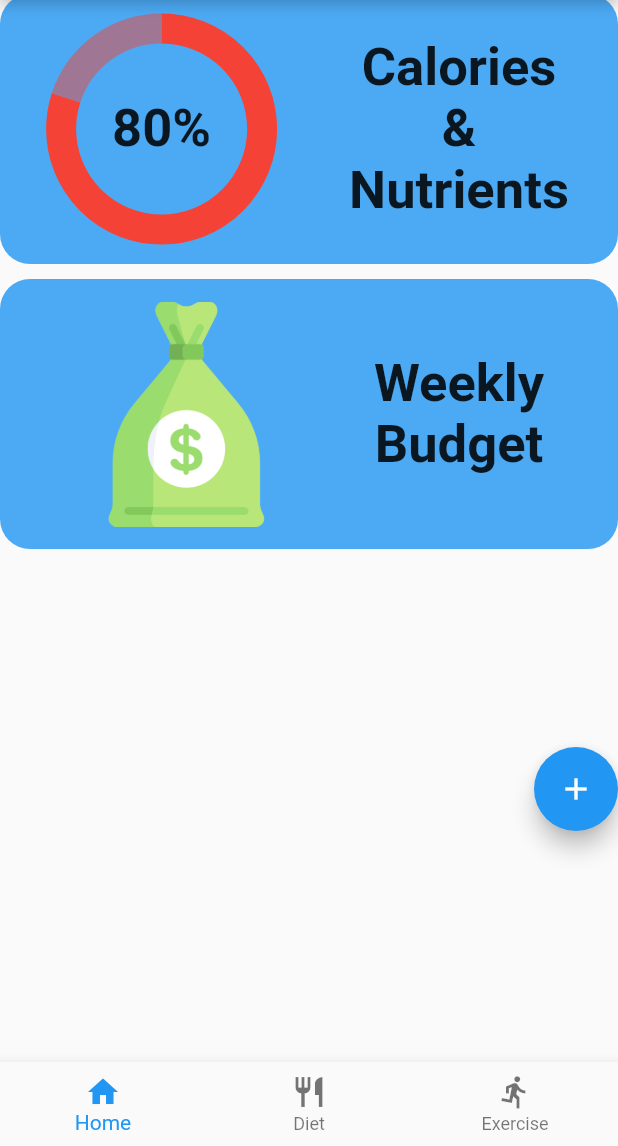
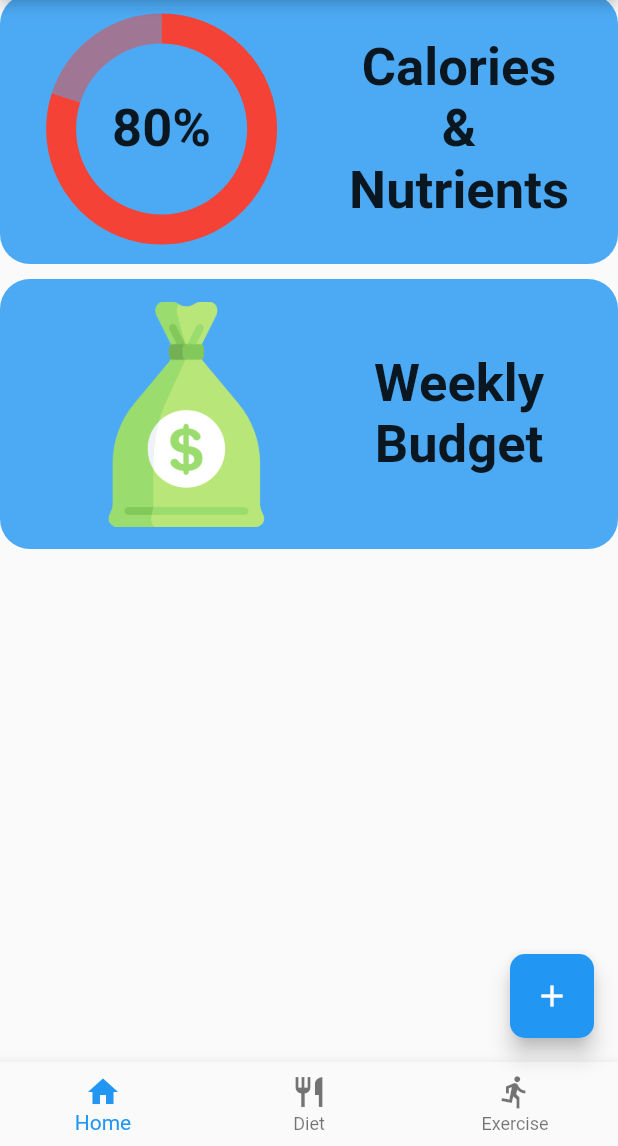
Before and after one commit to lmora21/nutrition_buddy, a Flutter app: the screen it shows after launch, on a phone screen of 412 x 824 dp, the part 90-1236 px from its top. Run offline on Flutter 3.47's test engine with Material 2 defaults, Android fonts, the phone set to English and light mode, and no system bars; drawn by our look-alikes of pie_chart; our stand-ins replace fl_chart, percent_indicator; missing offline and left inert: window_size.

Commit message:
Added Floating Action button

```diff
--- a/lib/home_screen.dart
+++ b/lib/home_screen.dart
@@ -15,17 +15,6 @@ Column homeScreen(context) {
           getCustomCard(
               Image.asset("images/budget.png"), "Weekly\nBudget", context,
               isCal: false),
-          Align(
-            alignment: Alignment.centerRight,
-            child: SizedBox(
-              height: 300,
-              child: FloatingActionButton(
-                onPressed: () => {},
-                tooltip: 'Add Widget Shortcut',
-                child: const Icon(Icons.add),
-              ),
-            ),
-          ),
         ],
       ),
     ],
--- a/lib/main.dart
+++ b/lib/main.dart
@@ -388,6 +388,13 @@ class _MyHomePageState extends State<MyHomePage> {
           ],
           onTap: _onItemTap,
         ),
+        floatingActionButton: FloatingActionButton(
+          shape:
+              RoundedRectangleBorder(borderRadius: BorderRadius.circular(10)),
+          onPressed: () => {},
+          tooltip: 'Add Widget Shortcut',
+          child: const Icon(Icons.add),
+        ),
       ),
     );
   }
```
